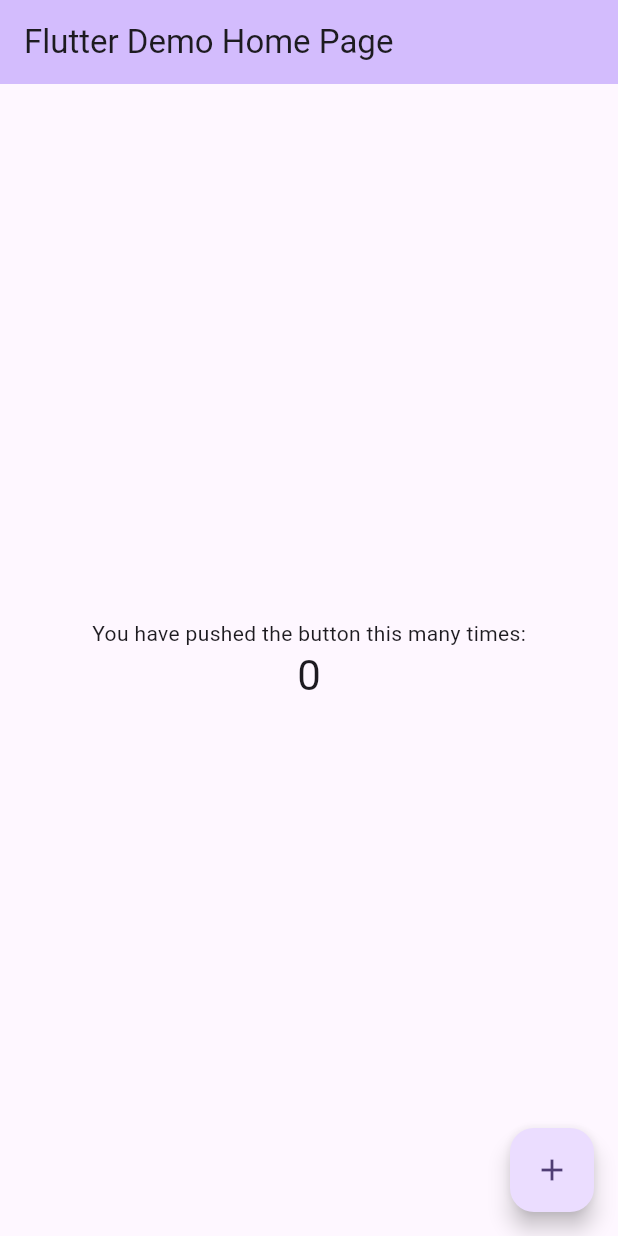
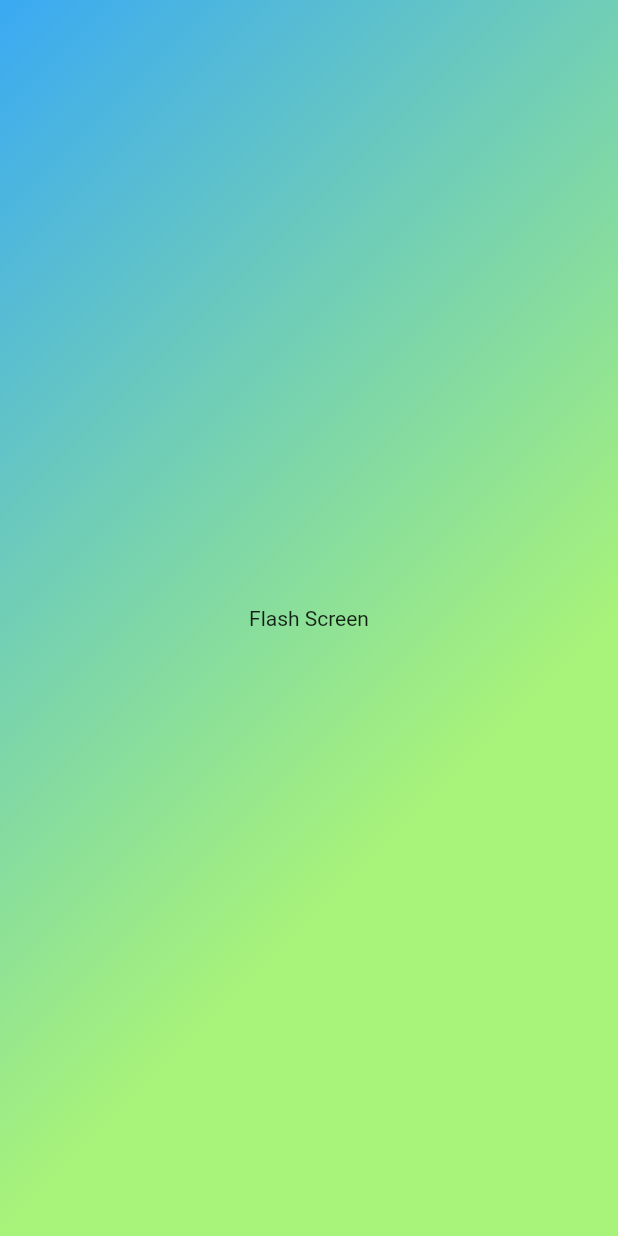
Before and after one commit to Sridhare29/Quiz_App, a Flutter app: the screen it shows after launch, on a phone screen of 412 x 824 dp. Run offline on Flutter 3.47's test engine with Material 2 defaults, Android fonts, the phone set to English and light mode, and no system bars.

Commit message:
basic setup

```diff
--- a/quiz_app/lib/main.dart
+++ b/quiz_app/lib/main.dart
@@ -1,125 +1,17 @@
 import 'package:flutter/material.dart';
+import 'package:quiz_app/screens/flash_screen.dart';
 
 void main() {
-  runApp(const MyApp());
+  runApp(
+    MaterialApp(
+    home: Scaffold(
+      body: Container(
+        decoration: const BoxDecoration(
+          gradient: LinearGradient(colors:[Color.fromRGBO(58, 169, 243, 1),Color.fromRGBO(168, 243, 121, 1)],
+          begin: Alignment.topLeft,
+           )
+        ),
+        child: const FlashScreen()),
+    ),
+  ));
 }
-
-class MyApp extends StatelessWidget {
-  const MyApp({super.key});
-
-  // This widget is the root of your application.
-  @override
-  Widget build(BuildContext context) {
-    return MaterialApp(
-      title: 'Flutter Demo',
-      theme: ThemeData(
-        // This is the theme of your application.
-        //
-        // TRY THIS: Try running your application with "flutter run". You'll see
-        // the application has a blue toolbar. Then, without quitting the app,
-        // try changing the seedColor in the colorScheme below to Colors.green
-        // and then invoke "hot reload" (save your changes or press the "hot
-        // reload" button in a Flutter-supported IDE, or press "r" if you used
-        // the command line to start the app).
-        //
-        // Notice that the counter didn't reset back to zero; the application
-        // state is not lost during the reload. To reset the state, use hot
-        // restart instead.
-        //
-        // This works for code too, not just values: Most code changes can be
-        // tested with just a hot reload.
-        colorScheme: ColorScheme.fromSeed(seedColor: Colors.deepPurple),
-        useMaterial3: true,
-      ),
-      home: const MyHomePage(title: 'Flutter Demo Home Page'),
-    );
-  }
-}
-
-class MyHomePage extends StatefulWidget {
-  const MyHomePage({super.key, required this.title});
-
-  // This widget is the home page of your application. It is stateful, meaning
-  // that it has a State object (defined below) that contains fields that affect
-  // how it looks.
-
-  // This class is the configuration for the state. It holds the values (in this
-  // case the title) provided by the parent (in this case the App widget) and
-  // used by the build method of the State. Fields in a Widget subclass are
-  // always marked "final".
-
-  final String title;
-
-  @override
-  State<MyHomePage> createState() => _MyHomePageState();
-}
-
-class _MyHomePageState extends State<MyHomePage> {
-  int _counter = 0;
-
-  void _incrementCounter() {
-    setState(() {
-      // This call to setState tells the Flutter framework that something has
-      // changed in this State, which causes it to rerun the build method below
-      // so that the display can reflect the updated values. If we changed
-      // _counter without calling setState(), then the build method would not be
-      // called again, and so nothing would appear to happen.
-      _counter++;
-    });
-  }
-
-  @override
-  Widget build(BuildContext context) {
-    // This method is rerun every time setState is called, for instance as done
-    // by the _incrementCounter method above.
-    //
-    // The Flutter framework has been optimized to make rerunning build methods
-    // fast, so that you can just rebuild anything that needs updating rather
-    // than having to individually change instances of widgets.
-    return Scaffold(
-      appBar: AppBar(
-        // TRY THIS: Try changing the color here to a specific color (to
-        // Colors.amber, perhaps?) and trigger a hot reload to see the AppBar
-        // change color while the other colors stay the same.
-        backgroundColor: Theme.of(context).colorScheme.inversePrimary,
-        // Here we take the value from the MyHomePage object that was created by
-        // the App.build method, and use it to set our appbar title.
-        title: Text(widget.title),
-      ),
-      body: Center(
-        // Center is a layout widget. It takes a single child and positions it
-        // in the middle of the parent.
-        child: Column(
-          // Column is also a layout widget. It takes a list of children and
-          // arranges them vertically. By default, it sizes itself to fit its
-          // children horizontally, and tries to be as tall as its parent.
-          //
-          // Column has various properties to control how it sizes itself and
-          // how it positions its children. Here we use mainAxisAlignment to
-          // center the children vertically; the main axis here is the vertical
-          // axis because Columns are vertical (the cross axis would be
-          // horizontal).
-          //
-          // TRY THIS: Invoke "debug painting" (choose the "Toggle Debug Paint"
-          // action in the IDE, or press "p" in the console), to see the
-          // wireframe for each widget.
-          mainAxisAlignment: MainAxisAlignment.center,
-          children: <Widget>[
-            const Text(
-              'You have pushed the button this many times:',
-            ),
-            Text(
-              '$_counter',
-              style: Theme.of(context).textTheme.headlineMedium,
-            ),
-          ],
-        ),
-      ),
-      floatingActionButton: FloatingActionButton(
-        onPressed: _incrementCounter,
-        tooltip: 'Increment',
-        child: const Icon(Icons.add),
-      ), // This trailing comma makes auto-formatting nicer for build methods.
-    );
-  }
-}
--- /dev/null
+++ b/quiz_app/lib/screens/flash_screen.dart
@@ -0,0 +1,10 @@
+import 'package:flutter/material.dart';
+
+class FlashScreen extends StatelessWidget {
+  const FlashScreen({super.key});
+
+  @override
+  Widget build(BuildContext context) {
+    return const Center(child:  Text("Flash Screen"));
+  }
+}
```
Also changed, not shown: 1 other file.
